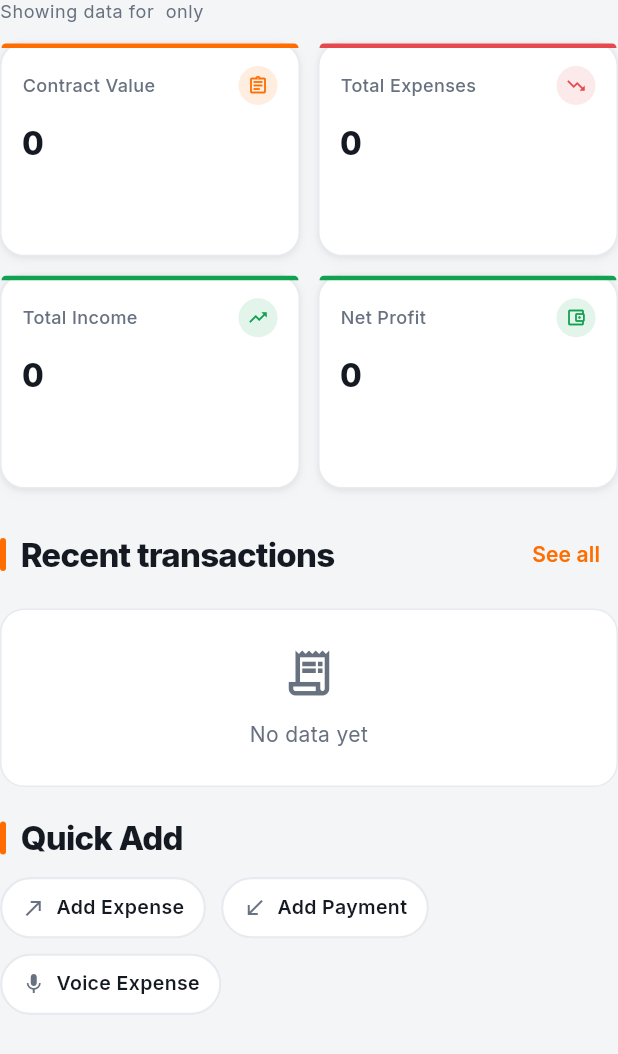
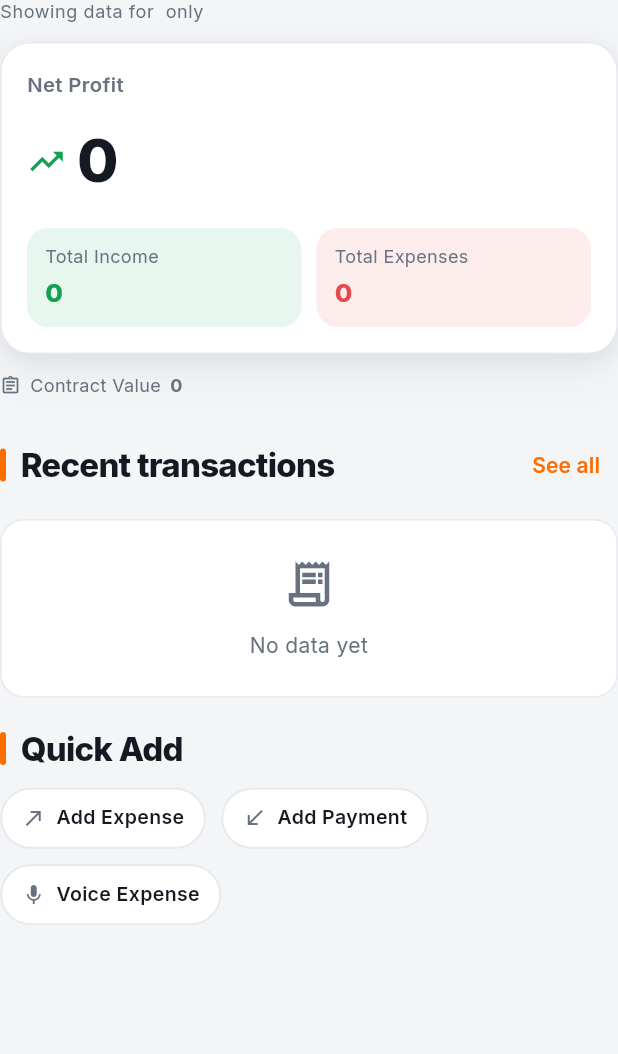
Before and after one commit to a-3isa/WizeSite, a Flutter app: the ProjectFinancialSection widget shown alone on an empty page, opened directly with empty values, on a phone screen of 412 x 824 dp. Shown: the top 1054 px of the screen. Run offline on Flutter 3.47's test engine with Material 3 defaults, Android fonts, the phone set to English and light mode, and no system bars; our stand-ins replace audioplayers, cloud_functions, connectivity_plus, file_picker, firebase_auth, firebase_core and 15 more; missing offline and left inert: cloud_firestore_platform_interface, firebase_app_check, firebase_core_platform_interface, purchases_flutter, purchases_ui_flutter, record; accounts and stored records are empty.

Commit message:
feat(financial): demote Contract Value, prioritize Net Profit/Budget per UI audit
Dashboard's project-scoped ProjectFinancialSection replaced the equal-weight
2x2 FinancialGrid (Contract Value, Total Expenses, Total Income, Net Profit)
with the same hero treatment already used on the project detail screen: the
Net Profit HeroNetCard stays the #1 visual anchor, the Remaining Budget
progress card ranks #2, and Contract Value is demoted to a compact,
muted-text secondary row below the budget card (12px, w700) instead of a
21px MetricCard tied for first billing.

Project detail screen's hero/budget layout already matched this priority
order, so it only gained the same compact Contract Value line -- it wasn't
shown there at all previously, which under-shot "demoted, not deleted."

No data/provider changes; purely presentational reordering and emphasis.

```diff
--- a/lib/features/dashboard/presentation/screens/dashboard_screen.dart
+++ b/lib/features/dashboard/presentation/screens/dashboard_screen.dart
@@ -18,7 +18,6 @@ import 'package:buildtrack_app/features/dashboard/presentation/widgets/project_s
 import 'package:buildtrack_app/features/notifications/data/notification_providers.dart';
 import 'package:buildtrack_app/features/projects/domain/project.dart';
 import 'package:buildtrack_app/features/projects/presentation/screens/projects_screen.dart';
-import 'package:buildtrack_app/features/projects/presentation/widgets/project_details_widgets.dart';
 import 'package:buildtrack_app/features/settings/data/user_settings_repository.dart';
 import 'package:buildtrack_app/features/settings/presentation/widgets/workspace_switcher_sheet.dart';
 import 'package:buildtrack_app/features/subscription/domain/subscription_models.dart';
@@ -285,8 +284,12 @@ class _DashboardProjectSelector extends ConsumerWidget {
   }
 }
 
-/// Financial overview scoped to a single project: reuses the project
-/// [FinancialGrid] and adds a budget-used bar.
+/// Financial overview scoped to a single project: leads with the net-profit
+/// hero, followed by the remaining-budget progress card, then a compact,
+/// secondary contract-value line. Mirrors the project detail screen's hero
+/// treatment so the visual language matches across screens (per the v2 UI
+/// audit: Contract Value is a fixed, rarely-changing number and should not
+/// compete with Net Profit / Remaining Budget for visual weight).
 class ProjectFinancialSection extends ConsumerWidget {
   const ProjectFinancialSection({
     required this.project,
@@ -322,6 +325,10 @@ class ProjectFinancialSection extends ConsumerWidget {
     final overBudget = hasBudget && project.totalExpenses > budgetBase;
     final progressColor = budgetProgressColor(context.tokens, rawRatio);
     final remaining = budgetBase - project.totalExpenses;
+    final numberFormat = NumberFormat.decimalPattern(locale);
+    final isProfit = project.netProfit >= 0;
+    final netText =
+        '${isProfit ? '' : '−'}${numberFormat.format(project.netProfit.abs())}';
 
     return Column(
       crossAxisAlignment: CrossAxisAlignment.stretch,
@@ -336,9 +343,18 @@ class ProjectFinancialSection extends ConsumerWidget {
             ).textTheme.bodySmall?.copyWith(color: context.tokens.textMuted),
           ),
         ),
-        FinancialGrid(project: project, currency: currency),
+        HeroNetCard(
+          title: l10n.t('netProfit'),
+          net: netText,
+          negative: !isProfit,
+          currency: currency,
+          income: numberFormat.format(project.totalPayments),
+          expense: numberFormat.format(project.totalExpenses),
+          incomeLabel: l10n.t('totalIncome'),
+          expenseLabel: l10n.t('totalExpenses'),
+        ),
         if (hasBudget) ...[
-          const SizedBox(height: 20),
+          const SizedBox(height: 16),
           Container(
             padding: const EdgeInsets.all(14),
             decoration: BoxDecoration(
@@ -404,6 +420,35 @@ class ProjectFinancialSection extends ConsumerWidget {
             ),
           ),
         ],
+        const SizedBox(height: 12),
+        Row(
+          key: const Key('qa_dashboard_project_contract_value'),
+          children: [
+            Icon(
+              Icons.assignment_outlined,
+              size: 14,
+              color: context.tokens.textMuted,
+            ),
+            const SizedBox(width: 6),
+            Text(
+              l10n.t('contractValue'),
+              style: TextStyle(fontSize: 12, color: context.tokens.textMuted),
+            ),
+            const SizedBox(width: 6),
+            Text(
+              Formatters.money(
+                project.contractValue,
+                currencyCode: currency,
+                locale: locale,
+              ),
+              style: TextStyle(
+                fontSize: 12,
+                fontWeight: FontWeight.w700,
+                color: context.tokens.textMuted,
+              ),
+            ),
+          ],
+        ),
         const SizedBox(height: 20),
         Row(
           children: [
```
Also changed, not shown: lib/features/projects/presentation/screens/project_detail_screen.dart (+30 -2 lines).
